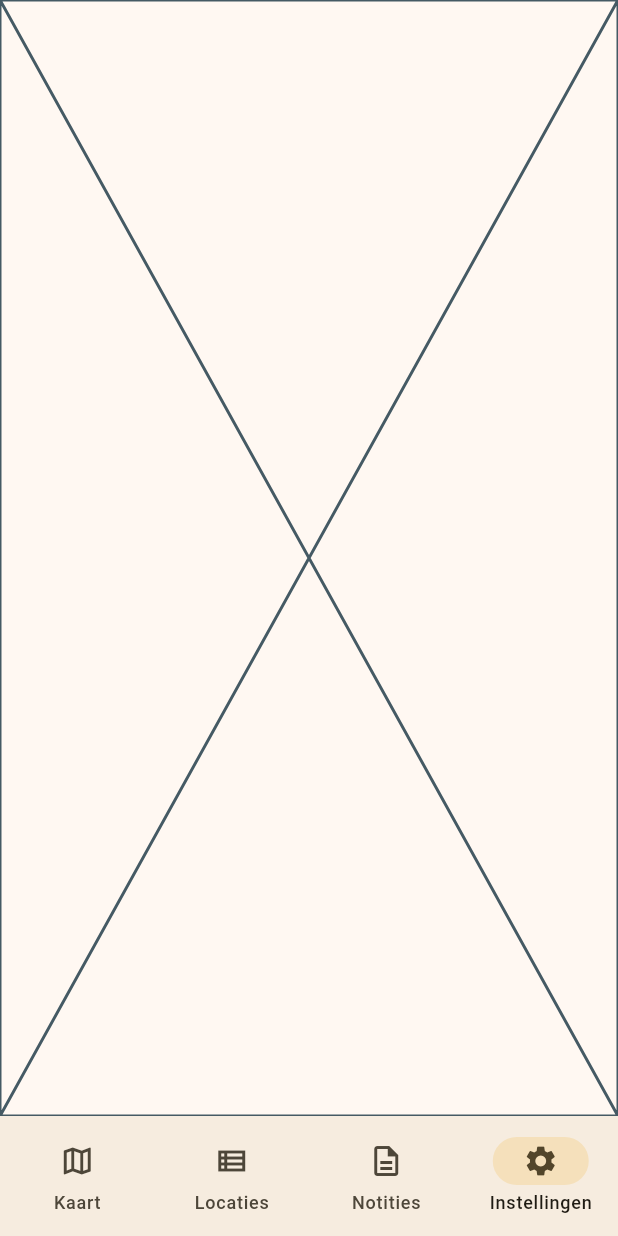
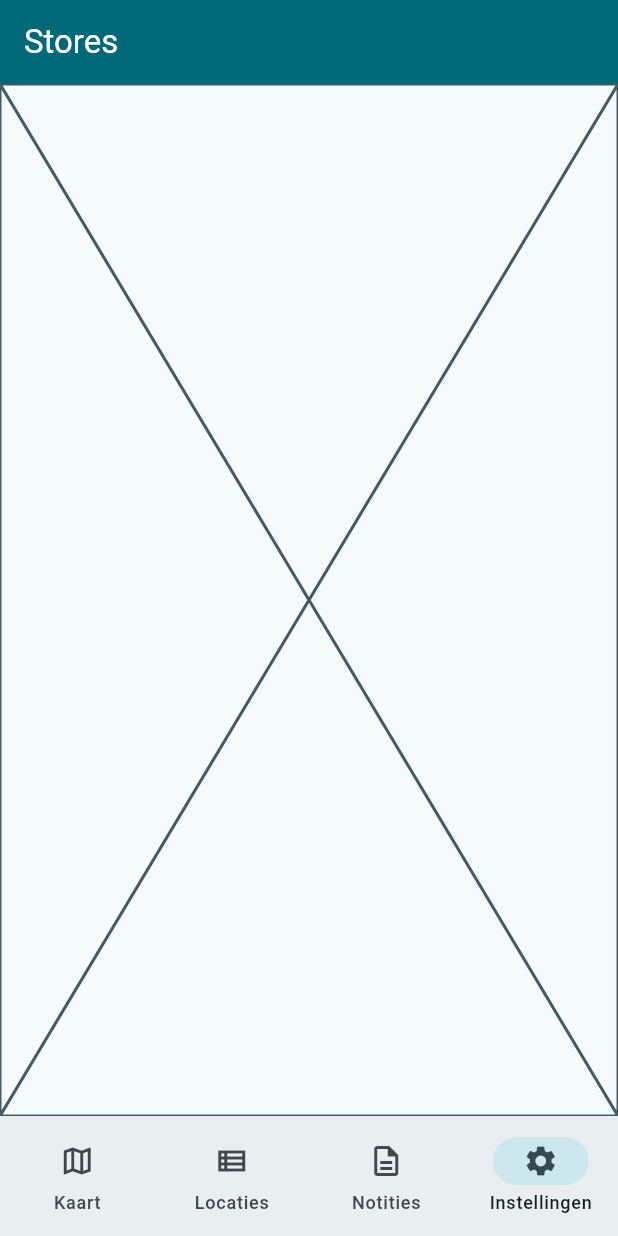
Before and after one commit to UpperCi/GameshopFinder, a Flutter app: the screen it shows after launch, item 4 of the bottom bar chosen, on a phone screen of 412 x 824 dp. Run offline on Flutter 3.47's test engine with Material 2 defaults, Android fonts, the phone set to English and light mode, and no system bars; missing offline and left inert: mapbox_gl; network calls fail.

```diff
--- a/lib/main.dart
+++ b/lib/main.dart
@@ -18,7 +18,7 @@ class Stores extends StatelessWidget {
     return MaterialApp(
       title: 'Flutter Demo',
       theme: ThemeData(
-        colorScheme: ColorScheme.fromSeed(seedColor: Colors.amber),
+        colorScheme: ColorScheme.fromSeed(seedColor: Colors.cyan),
         useMaterial3: true,
       ),
       home: const App(),
@@ -31,11 +31,16 @@ class App extends StatelessWidget {
 
   @override
   Widget build(BuildContext context) {
+    var colors = Theme.of(context).colorScheme;
     return ChangeNotifierProvider(
         create: (context) => AppState(),
-        child: const Scaffold(
-            bottomNavigationBar: NavBar(),
-            body: SafeArea(child: PageDisplay())));
+        child: Scaffold(
+            bottomNavigationBar: const NavBar(),
+            appBar: AppBar(
+              title: Text(style: TextStyle(color: colors.onPrimary), "Stores"),
+              backgroundColor: colors.primary,
+            ),
+            body: const SafeArea(child: PageDisplay())));
   }
 }
 
--- a/lib/widget/listed_store.dart
+++ b/lib/widget/listed_store.dart
@@ -17,11 +17,12 @@ class ListedStore extends StatelessWidget {
           child: InkWell(
               onTap: () {
                 Navigator.of(context).push(MaterialPageRoute(
-                  builder: (context) => Column(children: [
+                  builder: (context) => Scaffold(
+                      body: Column(children: [
                     Text(store.name),
                     Text(store.adress),
                     Text(store.website ?? "No website")
-                  ]),
+                  ])),
                 ));
               },
               child: ListTile(
--- a/pubspec.yaml
+++ b/pubspec.yaml
@@ -38,6 +38,7 @@ dependencies:
   provider: ^6.0.0
   http: ^1.0.0
   confetti: ^0.7.0
+  mapbox_gl: ^0.16.0
 
 dev_dependencies:
   flutter_test:
```
Also changed, not shown: lib/widget/page_display.dart (+15 -1 lines), pubspec.lock, 4 other files.
